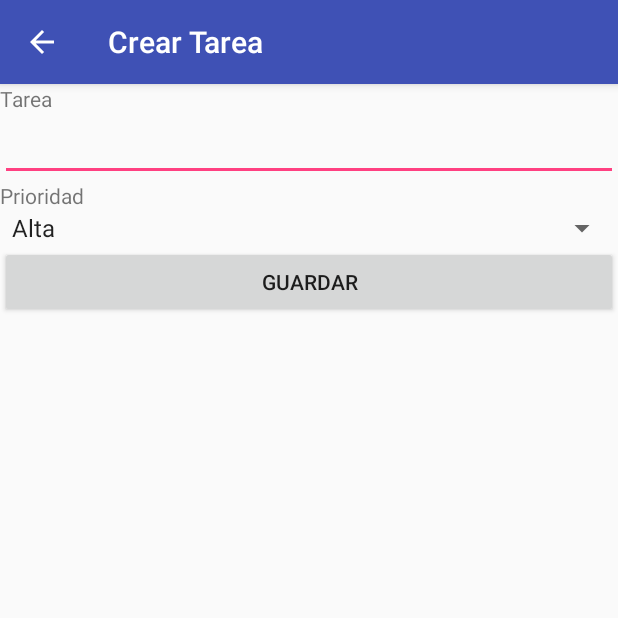
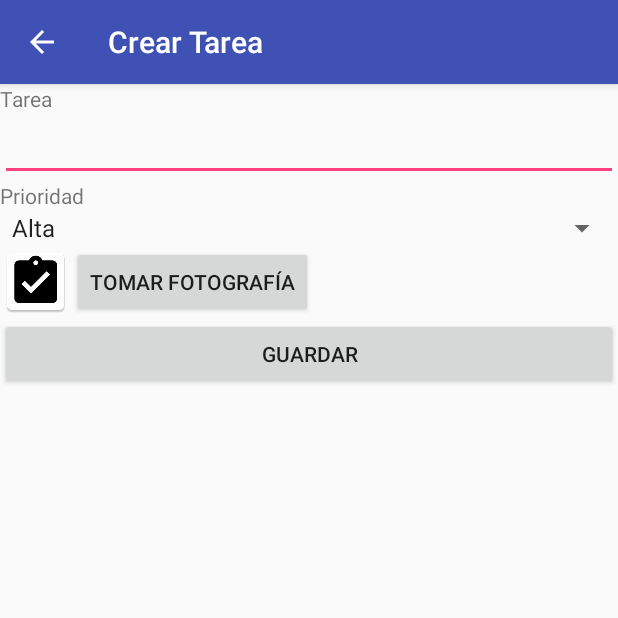
Before and after one commit to stgoduoc/android-tareas, an Android app: the CrearTareaActivity screen opened directly, with no data from a screen before it, on a phone screen of 412 x 824 dp, the top half of it. Run offline under Robolectric (Android 15) with nearby library versions, the phone set to English and light mode, and no system bars.

Commit message:
nuevo adapter con soporte de fechas e imagen

```diff
--- a/app/src/main/AndroidManifest.xml
+++ b/app/src/main/AndroidManifest.xml
@@ -1,6 +1,10 @@
 <?xml version="1.0" encoding="utf-8"?>
 <manifest xmlns:android="http://schemas.android.com/apk/res/android"
     package="cl.duoc.android.tareas">
+
+    <uses-feature android:name="android.hardware.camera" android:required="true" />
+    <uses-permission android:name="android.permission.WRITE_EXTERNAL_STORAGE" />
+    <uses-permission android:name="android.permission.READ_EXTERNAL_STORAGE" />
 
     <application
         android:allowBackup="true"
--- a/app/src/main/res/layout/activity_crear_tarea.xml
+++ b/app/src/main/res/layout/activity_crear_tarea.xml
@@ -31,6 +31,23 @@
         android:layout_width="match_parent"
         android:layout_height="wrap_content" />
 
+    <LinearLayout
+        android:orientation="horizontal"
+        android:layout_width="wrap_content"
+        android:layout_height="wrap_content">
+        <ImageView
+            android:id="@+id/fotoCamara"
+            android:src="@mipmap/ic_launcher"
+            android:layout_width="wrap_content"
+            android:layout_height="wrap_content" />
+        <Button
+            android:text="Tomar Fotografía"
+            android:onClick="capturarFotografia"
+            android:layout_width="wrap_content"
+            android:layout_height="wrap_content" />
+    </LinearLayout>
+
+
     <Button
         android:onClick="guardarTarea"
         android:layout_width="match_parent"
```
Also changed, not shown: app/src/main/res/layout/custom_list_item.xml (added, +46 -0 lines), app/src/main/res/values/styles.xml (+9 -0 lines).
